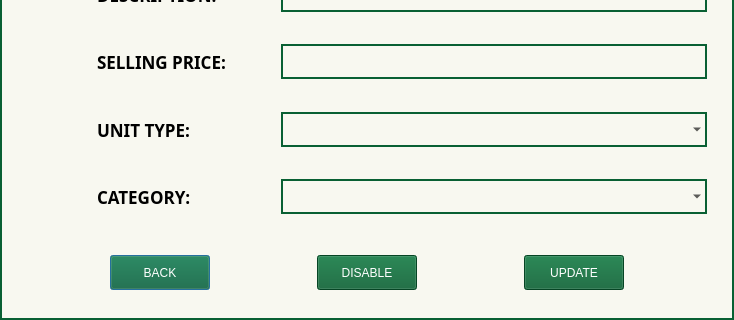
Bideiro/Ranil_project_py, file Screens/MainMenuScreens/Inventory/Dialogs/DLog_UpdateProdDetails.ui: the form before one commit; both pictures show x 0 to 734 and y 187 to 507 of the 734 by 507 pixel window.
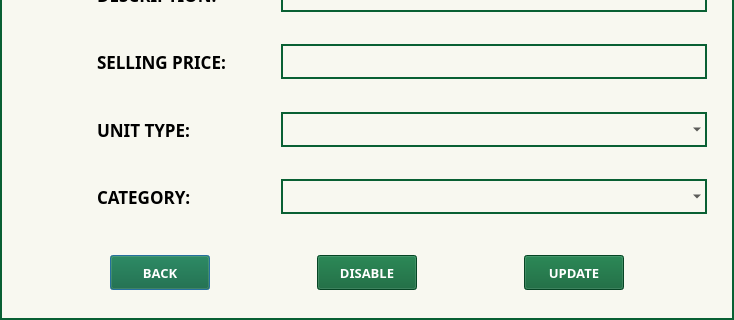
The form after the commit.

What changed in the file:
```diff
--- a/Screens/MainMenuScreens/Inventory/Dialogs/DLog_UpdateProdDetails.ui
+++ b/Screens/MainMenuScreens/Inventory/Dialogs/DLog_UpdateProdDetails.ui
@@ -506,6 +506,13 @@
              <height>35</height>
             </size>
            </property>
+           <property name="font">
+            <font>
+             <family>DM Sans</family>
+             <pointsize>10</pointsize>
+             <bold>true</bold>
+            </font>
+           </property>
            <property name="text">
             <string>BACK</string>
            </property>
@@ -532,6 +539,13 @@
              <height>35</height>
             </size>
            </property>
+           <property name="font">
+            <font>
+             <family>DM Sans</family>
+             <pointsize>10</pointsize>
+             <bold>true</bold>
+            </font>
+           </property>
            <property name="text">
             <string>DISABLE</string>
            </property>
@@ -564,6 +578,13 @@
              <height>35</height>
             </size>
            </property>
+           <property name="font">
+            <font>
+             <family>DM Sans</family>
+             <pointsize>10</pointsize>
+             <bold>true</bold>
+            </font>
+           </property>
            <property name="text">
             <string>UPDATE</string>
            </property>
```
Left out of the diff: 12 changed lines with no effect on the pictures.
